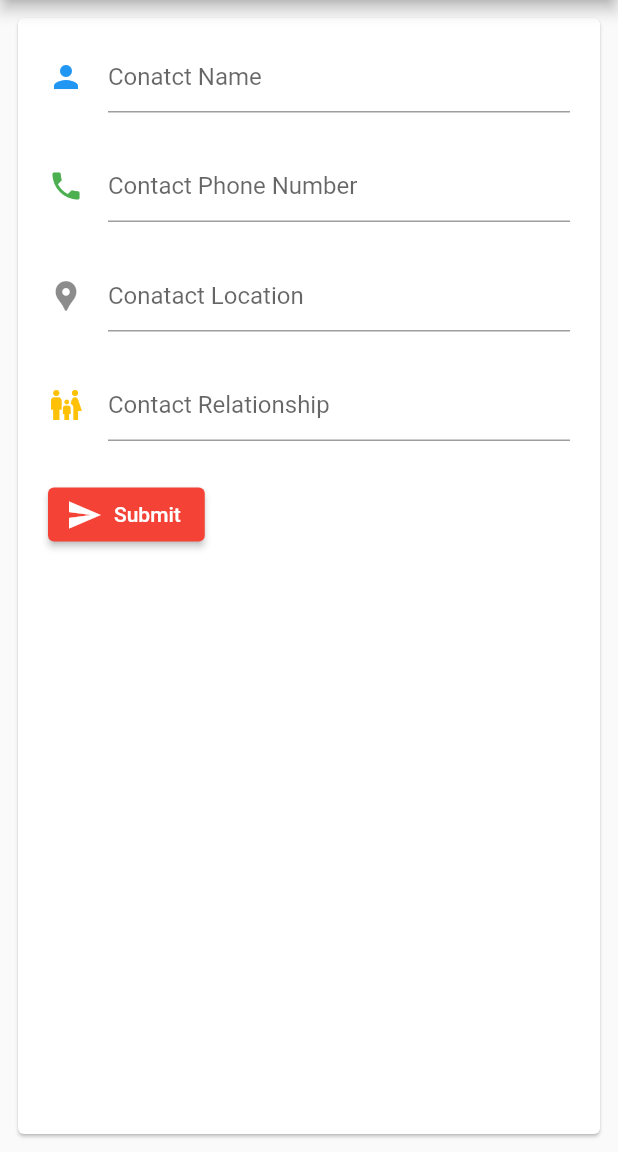
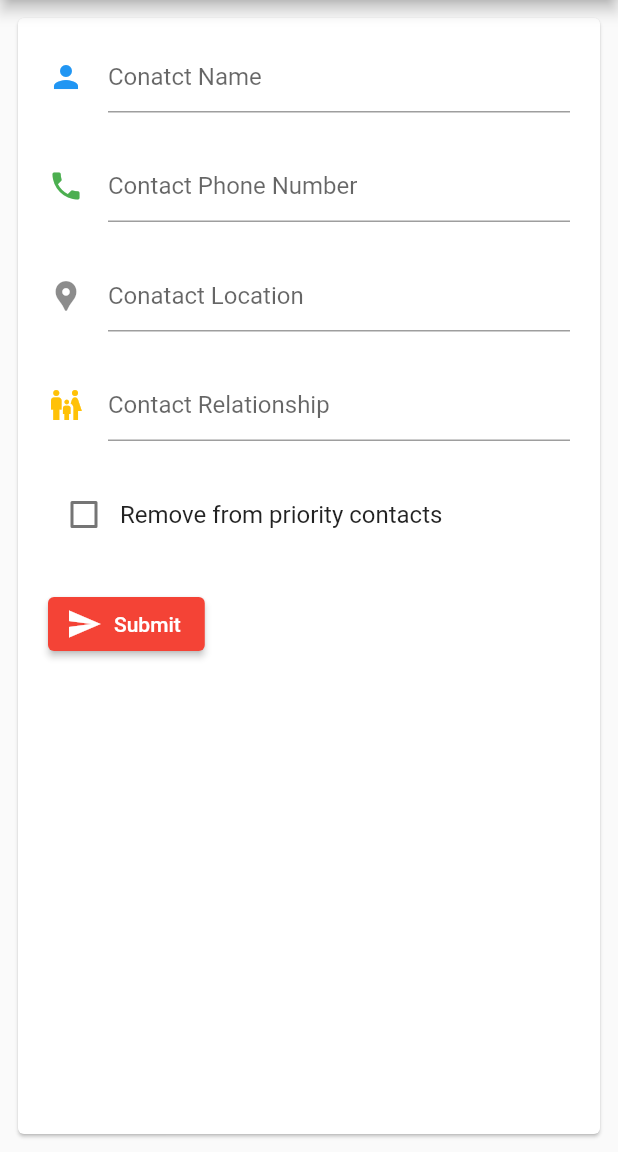
Before and after one commit to JoelWekesa/NduruApp, a Flutter app: the EditContacts screen opened directly with empty values, on a phone screen of 412 x 824 dp, the part 84-1236 px from its top. Run offline on Flutter 3.47's test engine with Material 2 defaults, Android fonts, the phone set to English and light mode, and no system bars; our stand-ins replace device_info, flutter_spinkit, geocoding, geolocator, shared_preferences; accounts and stored records are empty.

Commit message:
Priority feature

```diff
--- a/forms_app/lib/pages/editContacts.dart
+++ b/forms_app/lib/pages/editContacts.dart
@@ -23,6 +23,7 @@ class _EditContactsState extends State<EditContacts> {
   String? token;
   Map? data;
   Map? contact;
+  bool checked = false;
   bool? loading = false;
 
   final _formKey = GlobalKey<FormState>();
@@ -114,6 +115,14 @@ class _EditContactsState extends State<EditContacts> {
     );
   }
 
+  checkPriority() {
+    if (contact!["priority"] == false) {
+      return "Make priority contact";
+    } else {
+      return "Remove from priority contacts";
+    }
+  }
+
   Future<void> editEmergencyContact() async {
     setState(() {
       loading = true;
@@ -127,7 +136,12 @@ class _EditContactsState extends State<EditContacts> {
         contact_name: contact_name as String,
         contact_phone: contact_phone as String,
         contact_location: contact_location as String,
-        contact_relationship: contact_relationship as String);
+        contact_relationship: contact_relationship as String,
+        priority: checked == true && contact!["priority"] == true
+            ? "false"
+            : checked == true && contact!["priority"] == false
+                ? "true"
+                : "false");
     await instance.editBuddy();
     data = instance.data;
     setState(() {
@@ -224,6 +238,28 @@ class _EditContactsState extends State<EditContacts> {
     );
   }
 
+  Widget buildPriority() {
+    return Padding(
+        padding: const EdgeInsets.fromLTRB(20, 15, 20, 10),
+        child: Row(
+          children: [
+            Checkbox(
+              checkColor: Colors.white,
+              value: checked,
+              onChanged: (bool? value) {
+                setState(() {
+                  checked = value!;
+                });
+              },
+            ),
+            Text(
+              checkPriority(),
+              style: TextStyle(fontSize: 16),
+            ),
+          ],
+        ));
+  }
+
   Widget buildSubmit() {
     return Row(
       children: [
@@ -259,6 +295,7 @@ class _EditContactsState extends State<EditContacts> {
                 buildContactPhone(),
                 buildContactLocation(),
                 buildContactRelationship(),
+                buildPriority(),
                 buildSubmit(),
               ],
             ),
--- a/forms_app/lib/services/contacts.dart
+++ b/forms_app/lib/services/contacts.dart
@@ -88,7 +88,6 @@ class deleteUserContact {
     );
 
     statusCode = response.statusCode;
-    print(statusCode);
   }
 }
 
@@ -101,16 +100,20 @@ class editUserContacts {
   String contact_phone;
   String contact_location;
   String contact_relationship;
+  String priority;
+  // bool priority;
   int? statusCode;
   Map? data;
 
-  editUserContacts(
-      {required this.id,
-      required this.token,
-      required this.contact_name,
-      required this.contact_phone,
-      required this.contact_location,
-      required this.contact_relationship});
+  editUserContacts({
+    required this.id,
+    required this.token,
+    required this.contact_name,
+    required this.contact_phone,
+    required this.contact_location,
+    required this.contact_relationship,
+    required this.priority,
+  });
 
   Future<void> editBuddy() async {
     var body = {
@@ -118,6 +121,7 @@ class editUserContacts {
       "contact_phone": contact_phone,
       "contact_location": contact_location,
       "contact_relationship": contact_relationship,
+      "priority": priority,
     };
     var url = Uri.parse('http://10.0.2.2:5000/api/contacts/edit/$id');
     var response = await http.put(
```
